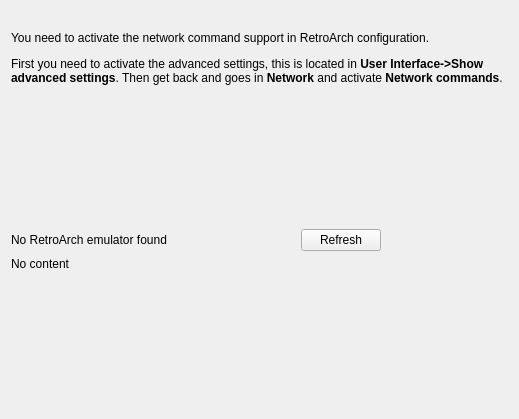
Old version of the form ui/wizard/retroarchpage.ui in the repository Skarsnik/QUsb2snes.
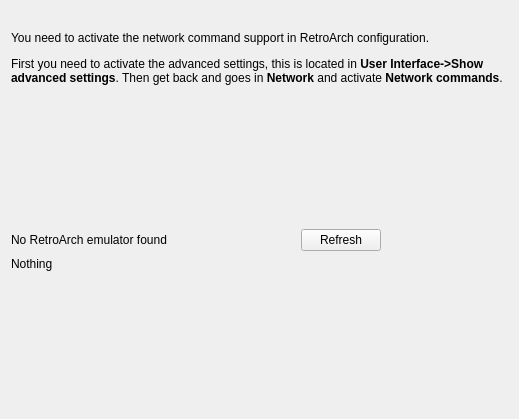
New version of the form. Icons and pictures are not drawn.

```diff
--- a/ui/wizard/retroarchpage.ui
+++ b/ui/wizard/retroarchpage.ui
@@ -94,7 +94,7 @@
    <item>
     <widget class="QLabel" name="raContentLabel">
      <property name="text">
-      <string>No content</string>
+      <string>Nothing</string>
      </property>
      <property name="wordWrap">
       <bool>true</bool>
```
